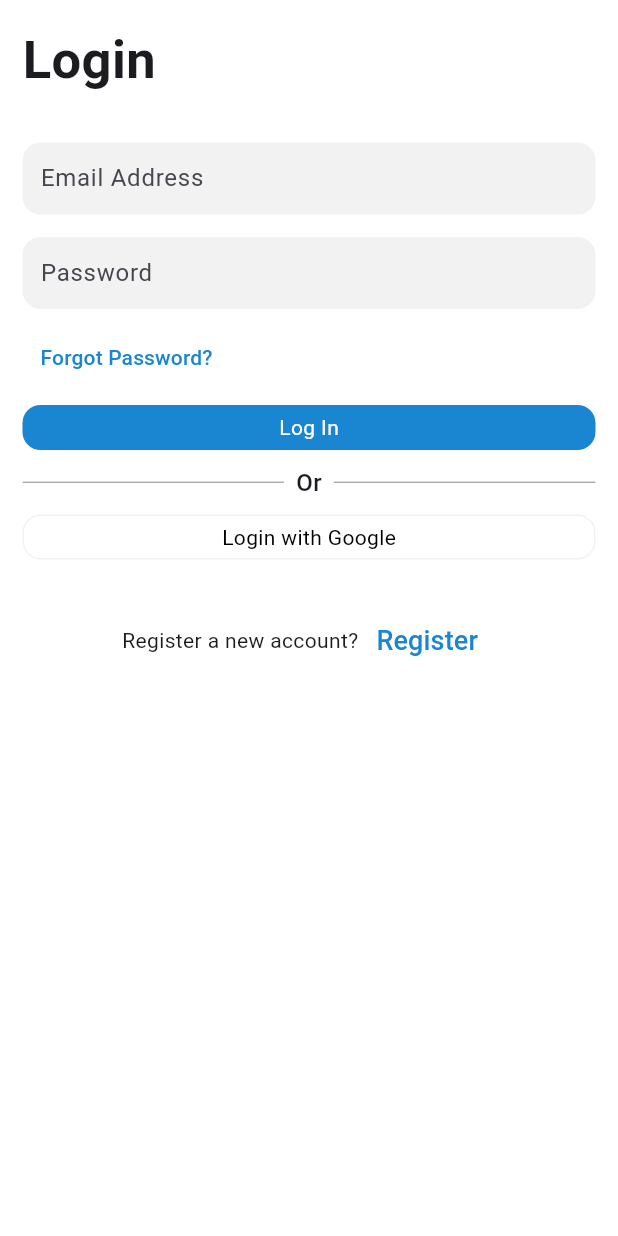
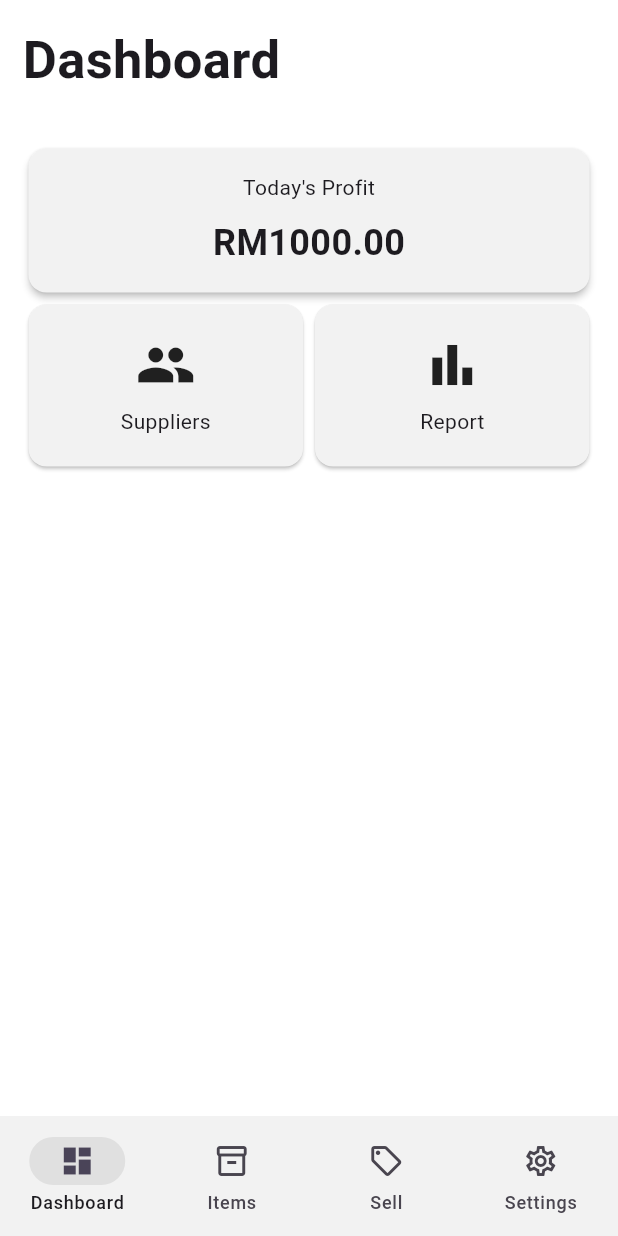
Before and after one commit to KianHe0620/EasyInventory, a Flutter app: the screen it shows after launch, after a tap on "Log In", on a phone screen of 412 x 824 dp. Run offline on Flutter 3.47's test engine with Material 3 defaults, Android fonts, the light colour scheme and no system bars; our stand-ins replace firebase_core, get; accounts and stored records are empty.

Commit message:
dashboard UI done

```diff
--- a/lib/authentication/login.dart
+++ b/lib/authentication/login.dart
@@ -1,9 +1,9 @@
 import 'package:easyinventory/authentication/register.dart';
+import 'package:easyinventory/mainScreen.dart';
 import 'package:easyinventory/utils/global.colors.dart';
 import 'package:easyinventory/widgets/button.global.dart';
 import 'package:easyinventory/widgets/textForm.global.dart';
 import 'package:flutter/material.dart';
-import 'package:get/get_connect/http/src/utils/utils.dart';
 
 class LoginScreen extends StatelessWidget {
   LoginScreen({super.key});
@@ -13,14 +13,13 @@ class LoginScreen extends StatelessWidget {
   @override
   Widget build(BuildContext context) {
     return Scaffold(
-      body: SingleChildScrollView(
-        child:SafeArea(
+      body: SafeArea(
+        child:SingleChildScrollView(
           child:Container(
             width: double.infinity,
             padding: const EdgeInsets.all(15.0),
             child: Column(
               crossAxisAlignment: CrossAxisAlignment.start,
-              mainAxisAlignment: MainAxisAlignment.spaceEvenly,
               children: [
                 //Title
                 Text('Login',
@@ -69,7 +68,11 @@ class LoginScreen extends StatelessWidget {
                   textColor: Colors.white,
                   width: 0,
                   onTap: () {
-
+                    //Login Success
+                    Navigator.pushReplacement(
+                      context,
+                      MaterialPageRoute(builder: (_) => const MainScreen())
+                    );
                   },),
 
                 //Divider Line
--- a/lib/authentication/register.dart
+++ b/lib/authentication/register.dart
@@ -12,14 +12,13 @@ class RegisterScreen extends StatelessWidget {
   @override
   Widget build(BuildContext context) {
     return Scaffold(
-      body: SingleChildScrollView(
-        child: SafeArea(
+      body: SafeArea(
+        child: SingleChildScrollView(
           child: Container(
             width: double.infinity,
             padding: const EdgeInsets.all(15.0),
             child: Column(
               crossAxisAlignment: CrossAxisAlignment.start,
-              mainAxisAlignment: MainAxisAlignment.spaceEvenly,
               children: [
                 //Title
                 Text('Register',
--- a/lib/authentication/splash.dart
+++ b/lib/authentication/splash.dart
@@ -14,6 +14,9 @@ class SplashScreen extends StatelessWidget {
       });
     return Scaffold(
       backgroundColor: Colors.white,
+      body: Center(
+        child: Text("Logo"),
+      ),
 
     );
   }
--- /dev/null
+++ b/lib/dashboard.dart
@@ -0,0 +1,120 @@
+import 'package:easyinventory/utils/global.colors.dart';
+import 'package:flutter/material.dart';
+
+class DashboardPage extends StatefulWidget {
+  const DashboardPage({super.key});
+
+  @override
+  State<DashboardPage> createState() => _DashboardPageState();
+}
+
+class _DashboardPageState extends State<DashboardPage> {
+  @override
+  Widget build(BuildContext context) {
+    return Scaffold(
+      body: SafeArea(
+        child:SingleChildScrollView(
+          child:Container(
+            width: double.infinity,
+            padding: const EdgeInsets.all(15.0),
+            child: Column(
+              crossAxisAlignment: CrossAxisAlignment.start,
+              children: [
+                //Title
+                const Text('Dashboard',
+                style: TextStyle(fontSize: 35,fontWeight: FontWeight.bold)),
+                SizedBox(height: 30),
+
+                //Profit Card
+                SizedBox(
+                  width: double.infinity,
+                  child: Card(
+                    shape: RoundedRectangleBorder(
+                      borderRadius: BorderRadius.circular(12)
+                    ),
+                    elevation: 2,
+                    color: GlobalColors.textFieldColor,
+                    child: Padding(
+                      padding: const EdgeInsets.all(16.0),
+                      child: Column(
+                        children: [
+                          Text("Today's Profit"),
+                          SizedBox(height: 10),
+                          //Retrieve the data from database
+                          Text(
+                            "RM1000.00",
+                            style: TextStyle(
+                              fontSize: 24,
+                              fontWeight: FontWeight.bold
+                            ),
+                          )
+                        ],
+                      ),
+                    ),
+                  )
+                ),
+
+                //Row of buttons
+                Row(
+                  children: [
+
+                    //Suppliers Button
+                    Expanded(
+                      child: Card(
+                        color: GlobalColors.textFieldColor,
+                        shape: RoundedRectangleBorder(
+                          borderRadius: BorderRadius.circular(12),
+                        ),
+                        child: InkWell(
+                          onTap: (){
+                            //Navigate to Suppliers page
+                          },
+                          child: Padding(
+                            padding: const EdgeInsets.symmetric(vertical: 20),
+                            child: Column(
+                              children: const [
+                                Icon(Icons.group, size: 40),
+                                SizedBox(height: 8),
+                                Text("Suppliers")
+                              ],
+                            ),
+                          ),
+                        )
+                      )
+                    ),
+                    const SizedBox(height: 12),
+
+                    //Report Button
+                    Expanded(
+                      child: Card(
+                        color: GlobalColors.textFieldColor,
+                        shape: RoundedRectangleBorder(
+                          borderRadius: BorderRadius.circular(12),
+                        ),
+                        child: InkWell(
+                          onTap: (){
+                            //Navigate to Report page
+                          },
+                          child: Padding(
+                            padding: const EdgeInsets.symmetric(vertical: 20),
+                            child: Column(
+                              children: const [
+                                Icon(Icons.bar_chart, size: 40),
+                                SizedBox(height: 8),
+                                Text("Report")
+                              ],
+                            ),
+                          ),
+                        )
+                      )
+                    ),
+                  ],
+                )
+              ]
+            )
+          )
+        )
+      )
+    );
+  }
+}
--- /dev/null
+++ b/lib/mainScreen.dart
@@ -0,0 +1,40 @@
+import 'package:easyinventory/dashboard.dart';
+import 'package:easyinventory/items.dart';
+import 'package:easyinventory/sell.dart';
+import 'package:easyinventory/settings.dart';
+import 'package:easyinventory/widgets/bottomNavigationBar.global.dart';
+import 'package:flutter/material.dart';
+
+class MainScreen extends StatefulWidget {
+  const MainScreen({super.key});
+
+  @override
+  State<MainScreen> createState() => _MainScreenState();
+}
+
+class _MainScreenState extends State<MainScreen> {
+
+  int _currentIndex = 0;
+
+  final List<Widget> _pages = const [
+    DashboardPage(),
+    ItemsPage(),
+    SellPage(),
+    SettingsPage()
+  ];
+
+  @override
+  Widget build(BuildContext context) {
+    return Scaffold(
+      body: _pages[_currentIndex],
+      bottomNavigationBar: BtmNavigationBar(
+        selectedIndex: _currentIndex,
+        onDestinationSelected: (index){
+          setState(() {
+            _currentIndex = index;
+          });
+        }
+      ),
+    );
+  }
+}
--- /dev/null
+++ b/lib/widgets/bottomNavigationBar.global.dart
@@ -0,0 +1,41 @@
+import 'package:easyinventory/utils/global.colors.dart';
+import 'package:flutter/material.dart';
+
+class BtmNavigationBar extends StatelessWidget {
+  const BtmNavigationBar({super.key, required this.selectedIndex, required this.onDestinationSelected});
+
+  final int selectedIndex;
+  final ValueChanged<int> onDestinationSelected;
+
+  @override
+  Widget build(BuildContext context) {
+    return NavigationBar(
+      selectedIndex: selectedIndex,
+      onDestinationSelected: onDestinationSelected,
+      backgroundColor: GlobalColors.textFieldColor,
+      indicatorColor: const Color(0xFFE0E0E0),
+      destinations: const [
+        NavigationDestination(
+          icon: Icon(Icons.dashboard_outlined),
+          selectedIcon: Icon(Icons.dashboard),
+          label: 'Dashboard'
+        ),
+        NavigationDestination(
+          icon: Icon(Icons.inventory_2_outlined),
+          selectedIcon: Icon(Icons.inventory_2),
+          label: 'Items'
+        ),
+        NavigationDestination(
+          icon: Icon(Icons.sell_outlined),
+          selectedIcon: Icon(Icons.sell),
+          label: 'Sell'
+        ),
+        NavigationDestination(
+          icon: Icon(Icons.settings_outlined),
+          selectedIcon: Icon(Icons.settings),
+          label: 'Settings'
+        ),
+      ],
+    );
+  }
+}
--- a/lib/widgets/button.global.dart
+++ b/lib/widgets/button.global.dart
@@ -1,5 +1,3 @@
-import 'dart:ffi';
-
 import 'package:flutter/material.dart';
 import 'package:easyinventory/utils/global.colors.dart';
 
--- a/pubspec.yaml
+++ b/pubspec.yaml
@@ -35,6 +35,7 @@ dependencies:
   # Use with the CupertinoIcons class for iOS style icons.
   cupertino_icons: ^1.0.8
   get: ^4.7.2
+  firebase_core: ^4.0.0
 
 dev_dependencies:
   flutter_test:
```
Also changed, not shown: lib/items.dart (added, +17 -0 lines), lib/main.dart (+1 -86 lines), lib/sell.dart (added, +17 -0 lines), lib/settings.dart (added, +17 -0 lines), firebase.json (added), lib/firebase_options.dart (added), pubspec.lock, 6 other files.
